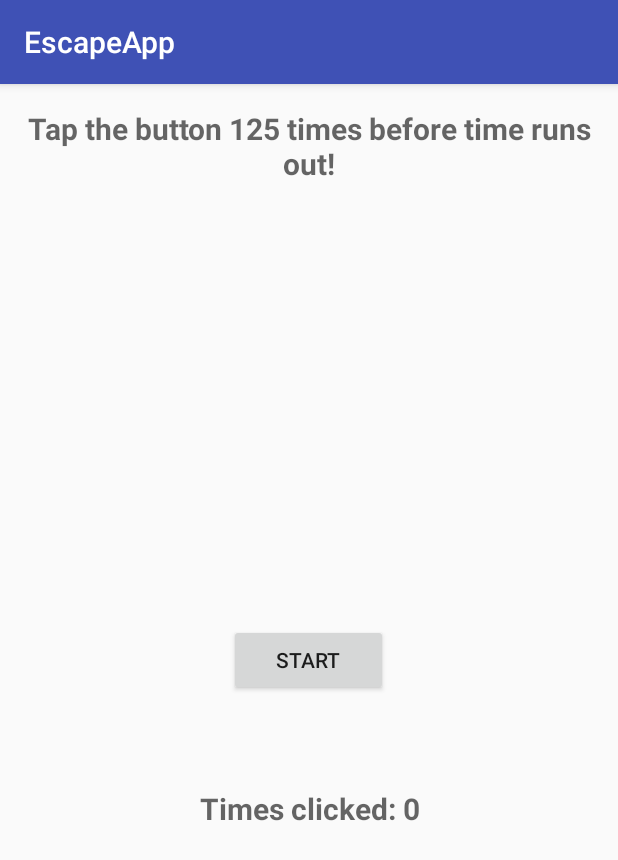
After one commit to alanvanrossum/kroket, an Android app: the Game_B_Activity screen opened directly, with no data from a screen before it, on a phone screen of 412 x 824 dp. The commit adds this screen. Shown: the top 860 px of the screen. Run offline under Robolectric (Android 15) with nearby library versions, the phone set to English and light mode, and no system bars.

Commit message:
New (simple) minigame

```diff
--- a/EscapeApp/EscapeApp/app/src/main/AndroidManifest.xml
+++ b/EscapeApp/EscapeApp/app/src/main/AndroidManifest.xml
@@ -34,7 +34,9 @@
         <service
             android:name=".ConnectionService"
             android:enabled="true"
-            android:exported="true"></service>
+            android:exported="true" />
+
+        <activity android:name=".Game_B_Activity"></activity>
     </application>
 
 </manifest>
--- /dev/null
+++ b/EscapeApp/EscapeApp/app/src/main/java/com/context/kroket/escapeapp/Game_B_Activity.java
@@ -0,0 +1,74 @@
+package com.context.kroket.escapeapp;
+
+import android.content.Intent;
+import android.os.Handler;
+import android.support.v7.app.AppCompatActivity;
+import android.os.Bundle;
+import android.view.View;
+import android.widget.Button;
+import android.widget.TextView;
+
+public class Game_B_Activity extends AppCompatActivity {
+
+    TextView timer;
+    long startTime;
+    long timeLimit = 20000;
+    int amount = -1;
+    int seconds = 1;
+    int goal = 125;
+
+    Handler timerHandler = new Handler();
+
+    Runnable timerRunnable = new Runnable() {
+        @Override
+        public void run() {
+            long millis = timeLimit - (System.currentTimeMillis() - startTime);
+            seconds = (int) (millis / 1000);
+            seconds = seconds % 60;
+            System.out.println("sec: " + seconds);
+
+            if (seconds >= 0) {
+                timer.setText(String.format("%2d", seconds));
+                timerHandler.postDelayed(this, 1000);
+            } else {
+                timerHandler.removeCallbacks(timerRunnable);
+                ((TextView) findViewById(R.id.clickButton)).setText("TIME'S UP!");
+                if (amount >= goal) {       //beide mobile players moeten een andere code krijgen?
+                    ((TextView) findViewById(R.id.amount)).setText("Great job! You unlocked the following part of the code: 548");
+                } else {
+                    ((TextView) findViewById(R.id.amount)).setText("Too bad! \nTry again in a few seconds.");
+                    restart();
+                }
+            }
+        }
+    };
+
+    //Restart the minigame
+    public void restart() {
+//        long current = System.currentTimeMillis();
+//        while ((System.currentTimeMillis() - current) < 5000) {}
+        Intent intent = new Intent(this, Game_B_Activity.class);
+        startActivity(intent);
+    }
+
+    @Override
+    public void onCreate(Bundle savedInstanceState) {
+        super.onCreate(savedInstanceState);
+        setContentView(R.layout.activity_game__b_);
+
+        timer = (TextView) findViewById(R.id.timer);
+    }
+
+    //Increase the count by 1 when the button is clicked
+    public void clickButton(View view) {
+        if (amount == -1) {
+            startTime = System.currentTimeMillis();
+            timerHandler.postDelayed(timerRunnable, 0);
+            ((Button) view).setText("CLICK ME!");
+            amount++;
+        } else if (seconds >= 0){
+            amount++;
+            ((TextView) findViewById(R.id.amount)).setText("Times clicked: " + amount);
+        }
+    }
+}
--- a/EscapeApp/EscapeApp/app/src/main/java/com/context/kroket/escapeapp/MainActivity.java
+++ b/EscapeApp/EscapeApp/app/src/main/java/com/context/kroket/escapeapp/MainActivity.java
@@ -23,6 +23,7 @@ public class MainActivity extends AppCompatActivity {
      * @param view is the view that was clicked.
      */
     public void connectButton(View view) {
+
         boolean connect = false;
         //connect to server, if this succeeds set connect boolean to true
         //connect();
@@ -66,6 +67,10 @@ public class MainActivity extends AppCompatActivity {
         // ATTENTION: This was auto-generated to implement the App Indexing API.
         // See https://g.co/AppIndexing/AndroidStudio for more information.
         client = new GoogleApiClient.Builder(this).addApi(AppIndex.API).build();
+
+        //uncomment to test minigame B
+//        Intent intent = new Intent(this, Game_B_Activity.class);
+//        startActivity(intent);
     }
 
     @Override
--- /dev/null
+++ b/EscapeApp/EscapeApp/app/src/main/res/layout/activity_game__b_.xml
@@ -0,0 +1,58 @@
+<?xml version="1.0" encoding="utf-8"?>
+<RelativeLayout xmlns:android="http://schemas.android.com/apk/res/android"
+    xmlns:tools="http://schemas.android.com/tools"
+    android:layout_width="match_parent"
+    android:layout_height="match_parent"
+    android:paddingBottom="@dimen/activity_vertical_margin"
+    android:paddingLeft="@dimen/activity_horizontal_margin"
+    android:paddingRight="@dimen/activity_horizontal_margin"
+    android:paddingTop="@dimen/activity_vertical_margin"
+    tools:context="com.context.kroket.escapeapp.Game_B_Activity">
+
+    <Button android:id="@+id/clickButton"
+        android:layout_width="106dp"
+        android:layout_height="wrap_content"
+        android:text="@string/clickButton"
+        android:layout_gravity="center_horizontal"
+        android:onClick="clickButton"
+        android:layout_centerVertical="true"
+        android:layout_centerHorizontal="true" />
+
+    <TextView android:id="@+id/timer"
+        android:layout_width="wrap_content"
+        android:layout_height="wrap_content"
+        android:layout_gravity="center_horizontal"
+        android:layout_weight="0.07"
+        android:textStyle="bold"
+        android:textSize="60dp"
+        android:layout_alignLeft="@+id/clickButton"
+        android:layout_alignStart="@+id/clickButton"
+        android:layout_marginTop="120dp"
+        android:textAlignment="center"/>
+
+    <TextView android:id="@+id/amount"
+        android:layout_width="wrap_content"
+        android:layout_height="wrap_content"
+        android:layout_gravity="center_horizontal"
+        android:layout_weight="0.07"
+        android:hint="@string/amount"
+        android:textStyle="bold"
+        android:textSize="20dp"
+        android:layout_below="@+id/clickButton"
+        android:layout_centerHorizontal="true"
+        android:layout_marginTop="61dp"
+        android:textAlignment="center"/>
+
+    <TextView android:id="@+id/gameB"
+        android:layout_width="wrap_content"
+        android:layout_height="wrap_content"
+        android:layout_gravity="center_horizontal"
+        android:layout_weight="0.07"
+        android:hint="@string/gameB"
+        android:textStyle="bold"
+        android:textSize="20dp"
+        android:layout_alignParentTop="true"
+        android:layout_centerHorizontal="true"
+        android:textAlignment="center" />
+
+</RelativeLayout>
--- a/EscapeApp/EscapeApp/app/src/main/res/values/strings.xml
+++ b/EscapeApp/EscapeApp/app/src/main/res/values/strings.xml
@@ -8,4 +8,7 @@
     <string name="picButton">Picture</string>
     <string name="code">M I H A</string>
     <string name="codedec">Decipher the following code:</string>
+    <string name="clickButton">START</string>
+    <string name="amount">Times clicked: 0</string>
+    <string name="gameB">Tap the button 125 times before time runs out!</string>
 </resources>
```
